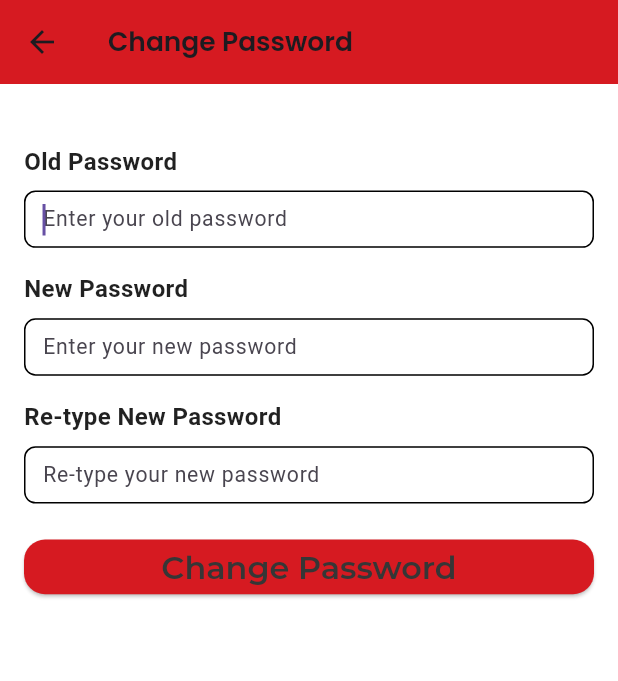
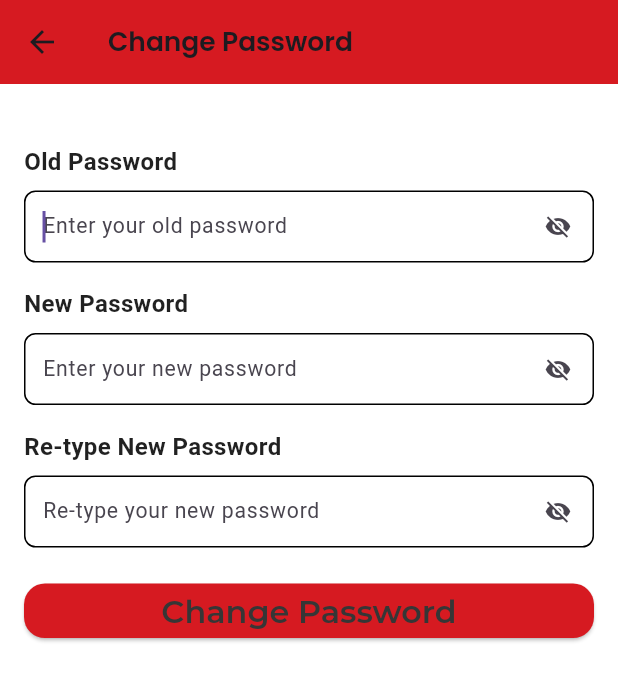
Before and after one commit to ikramakro/FyreBox, a Flutter app: the SettingsScreen screen opened directly, after a tap on "Change Password", on a phone screen of 412 x 824 dp. Shown: the top 681 px of the screen. Run offline on Flutter 3.47's test engine with Material 3 defaults, Android fonts, the phone set to English and light mode, and no system bars; drawn by our look-alikes of toastification; our stand-ins replace connectivity_plus, dio, flutter_expandable_fab, flutter_speed_dial, flutter_switch, image_picker and 2 more; missing offline and left inert: syncfusion_flutter_core; accounts and stored records are empty; project files that could hold a hidden picture were left out.

Commit message:
final code

```diff
--- a/lib/main.dart
+++ b/lib/main.dart
@@ -13,6 +13,7 @@ void main() {
   Future.wait([
     SystemChrome.setPreferredOrientations([DeviceOrientation.portraitUp]),
     PrefUtils().init()
+    // ?????
   ]).then((value) {
     runApp(const MyApp());
   });
--- a/lib/presentation/root_screen/root_screen.dart
+++ b/lib/presentation/root_screen/root_screen.dart
@@ -134,8 +134,9 @@ class RootScreenState extends State<RootScreen> {
                 PopupMenuItem<int>(
                   value: 0,
                   child: ListTile(
-                    leading: Image.network(
-                      'https://fyreboxhub.com/assets/images/${dbData?.orgLogo ?? ''}',
+                    leading: CustomImageView(
+                      imagePath:
+                          'https://fyreboxhub.com/assets/images/${dbData?.orgLogo ?? ''}',
                       width: 40,
                       height: 40,
                       fit: BoxFit.contain,
--- a/lib/presentation/setting/change_password/change_password.dart
+++ b/lib/presentation/setting/change_password/change_password.dart
@@ -5,10 +5,12 @@ import '../../../widgets/custom_text_form_field1.dart';
 import 'change_password_provider.dart';
 
 class ChangePasswordScreen extends StatelessWidget {
+  const ChangePasswordScreen({super.key});
+
   Widget builder(BuildContext context) {
     return ChangeNotifierProvider(
       create: (context) => ChangePasswordProvider(),
-      child: ChangePasswordScreen(),
+      child: const ChangePasswordScreen(),
     );
   }
 
@@ -35,7 +37,13 @@ class ChangePasswordScreen extends StatelessWidget {
                 CustomTextFormField1(
                   controller: provider.oldPasswordController,
                   hintText: 'Enter your old password',
-                  obscureText: true,
+                  obscureText: !provider.isOldPasswordVisible,
+                  suffix: IconButton(
+                    icon: Icon(provider.isOldPasswordVisible
+                        ? Icons.visibility
+                        : Icons.visibility_off),
+                    onPressed: provider.toggleOldPasswordVisibility,
+                  ),
                 ),
                 const SizedBox(height: 16.0),
                 const Text(
@@ -46,7 +54,13 @@ class ChangePasswordScreen extends StatelessWidget {
                 CustomTextFormField1(
                   controller: provider.newPasswordController,
                   hintText: 'Enter your new password',
-                  obscureText: true,
+                  obscureText: !provider.isNewPasswordVisible,
+                  suffix: IconButton(
+                    icon: Icon(provider.isNewPasswordVisible
+                        ? Icons.visibility
+                        : Icons.visibility_off),
+                    onPressed: provider.toggleNewPasswordVisibility,
+                  ),
                 ),
                 const SizedBox(height: 16.0),
                 const Text(
@@ -57,7 +71,13 @@ class ChangePasswordScreen extends StatelessWidget {
                 CustomTextFormField1(
                   controller: provider.retypePasswordController,
                   hintText: 'Re-type your new password',
-                  obscureText: true,
+                  obscureText: !provider.isRetypePasswordVisible,
+                  suffix: IconButton(
+                    icon: Icon(provider.isRetypePasswordVisible
+                        ? Icons.visibility
+                        : Icons.visibility_off),
+                    onPressed: provider.toggleRetypePasswordVisibility,
+                  ),
                 ),
                 const SizedBox(height: 24.0),
                 Center(
--- a/lib/presentation/setting/change_password/change_password_provider.dart
+++ b/lib/presentation/setting/change_password/change_password_provider.dart
@@ -12,15 +12,37 @@ class ChangePasswordProvider extends ChangeNotifier {
   final _repository = Repository();
   PrefUtils prefUtils = PrefUtils();
   USERDATA? userdata;
-
+  bool isOldPasswordVisible = false;
+  bool isNewPasswordVisible = false;
+  bool isRetypePasswordVisible = false;
   ChangePasswordProvider() {
     init();
   }
 
   void init() async {
-    userdata = await prefUtils.getUserData();
+    userdata = prefUtils.getUserData();
   }
 
+  void toggleOldPasswordVisibility() {
+    isOldPasswordVisible = !isOldPasswordVisible;
+    notifyListeners();
+  }
+
+  void toggleNewPasswordVisibility() {
+    isNewPasswordVisible = !isNewPasswordVisible;
+    notifyListeners();
+  }
+
+  void toggleRetypePasswordVisibility() {
+    isRetypePasswordVisible = !isRetypePasswordVisible;
+    notifyListeners();
+  }
+
+  Future<void> changePassword() async {
+    if (newPasswordController.text != retypePasswordController.text) {
+      showError('New password and re-type password do not match');
+      return;
+    }
     Future<void> changePassword() async {
       if (newPasswordController.text != retypePasswordController.text) {
         showError('New password and re-type password do not match');
@@ -52,3 +74,4 @@ class ChangePasswordProvider extends ChangeNotifier {
       }
     }
   }
+}
--- a/lib/presentation/setting/setting_screen.dart
+++ b/lib/presentation/setting/setting_screen.dart
@@ -42,16 +42,16 @@ class _SettingsScreenState extends State<SettingsScreen> {
               _showDeleteConfirmationDialog(context);
             },
           ),
-          const Divider(),
-          ListTile(
-            leading: const Icon(Icons.contact_mail),
-            title: const Text('Contact Info'),
-            onTap: () {
-              // Handle tap for Contact Info
-              NavigatorService.pushNamed(AppRoutes.contactInfoScreen);
-              // _showContactInfoDialog(context);
-            },
-          ),
+          // const Divider(),
+          // ListTile(
+          //   leading: const Icon(Icons.contact_mail),
+          //   title: const Text('Contact Info'),
+          //   onTap: () {
+          //     // Handle tap for Contact Info
+          //     NavigatorService.pushNamed(AppRoutes.contactInfoScreen);
+          //     // _showContactInfoDialog(context);
+          //   },
+          // ),
           const Divider(),
           ListTile(
             leading: const Icon(Icons.image),
```
Also changed, not shown: lib/presentation/alerts_screen/alerts_screen.dart (+15 -27 lines), lib/presentation/device_screen/models/device_model.dart (+6 -2 lines), lib/presentation/emergency_screen/add_emergency_screen.dart (+15 -8 lines), lib/presentation/emergency_screen/emergency_screen.dart (+25 -15 lines), lib/presentation/emergency_screen/provider/emergency_provider.dart (+25 -25 lines), lib/presentation/setting/logo/logo_provider.dart (+19 -5 lines), lib/presentation/visitor_screen/provider/vistor_provider.dart (+28 -2 lines), lib/presentation/visitor_screen/vistor_screen.dart (+22 -12 lines), lib/widgets/customCheckbox.dart (added, +31 -0 lines), pubspec.lock, 1 other file. Lines whose indentation alone changed are shown as unchanged.
